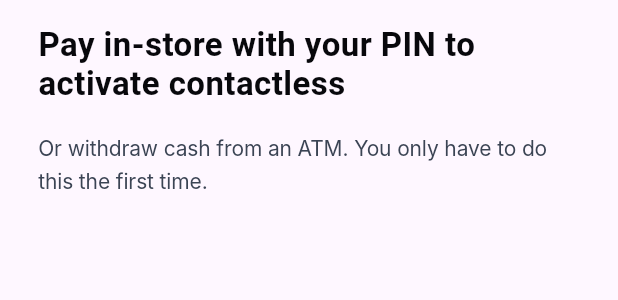
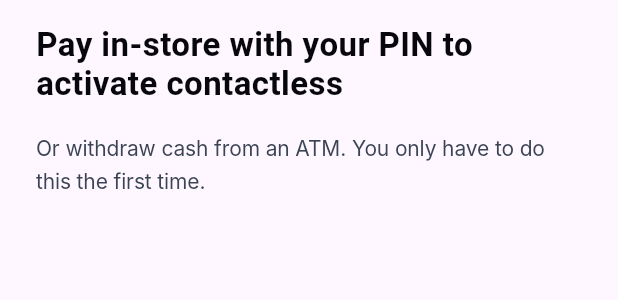
Before and after one commit to zubisofts/card-pos-animation-flutter, a Flutter app: the _Header widget shown alone on an empty page, opened directly, on a phone screen of 412 x 824 dp. Shown: the top 300 px of the screen. Run offline on Flutter 3.47's test engine with Material 3 defaults, Android fonts, the phone set to English and light mode, and no system bars; our stand-ins replace flutter_svg; Roboto replaces fonts that are missing (General Sans, Inter).

```diff
--- a/lib/card_demonstration_dialog.dart
+++ b/lib/card_demonstration_dialog.dart
@@ -42,16 +42,14 @@ class _Header extends StatelessWidget {
   Widget build(BuildContext context) {
     return Container(
       width: double.infinity,
-      padding: const EdgeInsets.symmetric(vertical: 16),
+      padding: const EdgeInsets.symmetric(vertical: 16, horizontal: 24),
       child: Column(
         mainAxisSize: MainAxisSize.min,
         mainAxisAlignment: MainAxisAlignment.start,
         crossAxisAlignment: CrossAxisAlignment.center,
         spacing: 20,
         children: [
-          SizedBox(
-            width: 361,
-            child: Text(
+          Text(
             'Pay in-store with your PIN to activate contactless',
             style: TextStyle(
               color: const Color(0xFF08080C) /* content-heading-default */,
@@ -62,10 +60,7 @@ class _Header extends StatelessWidget {
               letterSpacing: 0.30,
             ),
           ),
-          ),
-          SizedBox(
-            width: 361,
-            child: Text(
+          Text(
             'Or withdraw cash from an ATM. You only have to do this the first time.',
             style: TextStyle(
               color: const Color(0xFF3B4454) /* content-subtext-default */,
@@ -74,7 +69,6 @@ class _Header extends StatelessWidget {
               fontWeight: FontWeight.w400,
               height: 1.54,
               letterSpacing: -0.09,
-              ),
             ),
           ),
         ],
```
Lines whose indentation alone changed are shown as unchanged.
